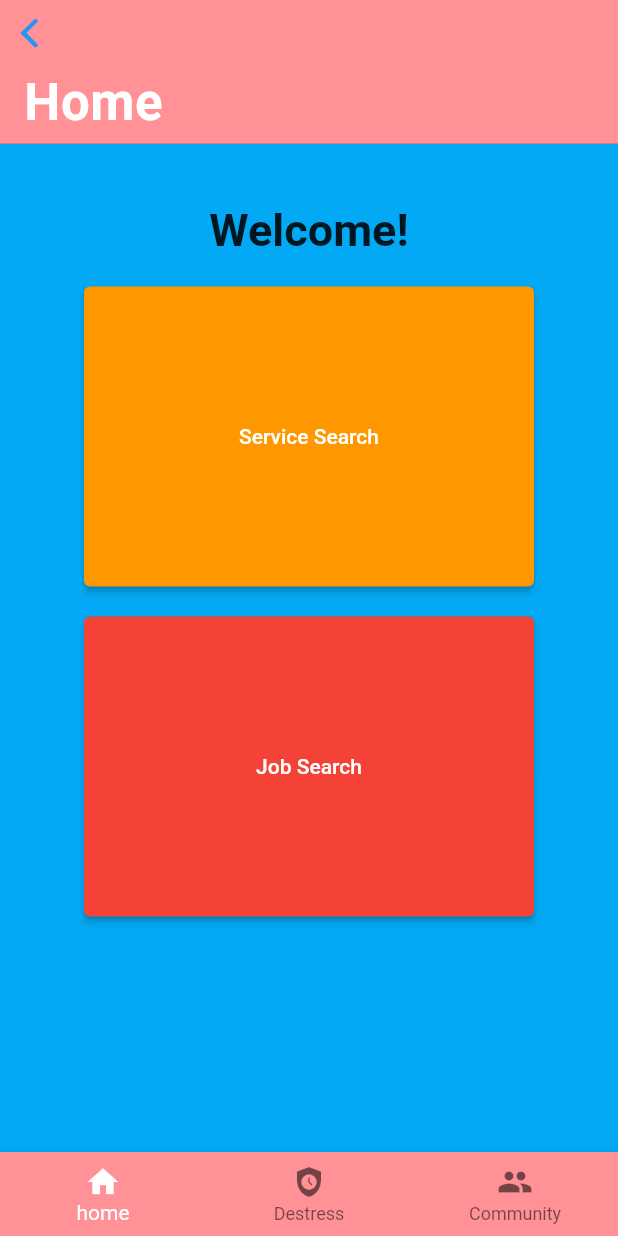
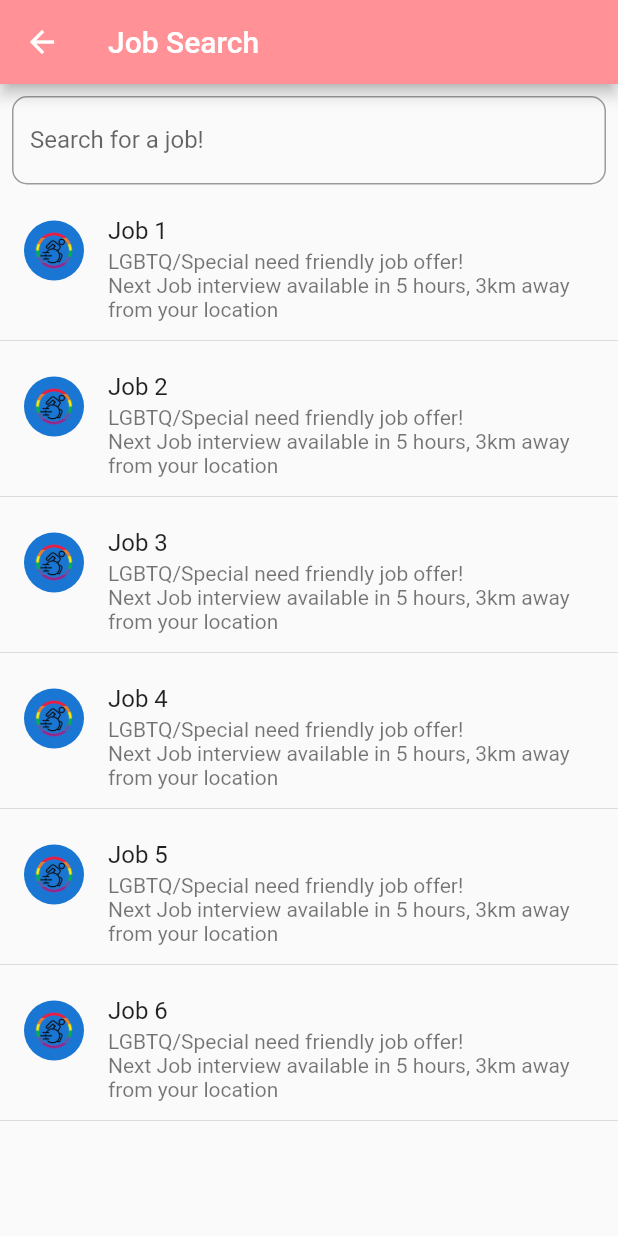
Before and after one commit to ashmitahaldar/HackathonProject, a Flutter app: the Manager screen opened directly, after a tap on "Job Search", on a phone screen of 412 x 824 dp. Run offline on Flutter 3.47's test engine with Material 2 defaults, Android fonts, the phone set to English and light mode, and no system bars; our stand-ins replace easy_sidemenu; Roboto replaces fonts that are missing (Avenir).

Commit message:
Job search

```diff
--- /dev/null
+++ b/lib/design/tile.dart
@@ -0,0 +1,29 @@
+import 'package:flutter/src/foundation/key.dart';
+import 'package:flutter/src/widgets/framework.dart';
+import "package:flutter/material.dart";
+
+class Tile extends StatelessWidget {
+  String name;
+  Tile({Key? key, required this.name}) : super(key: key);
+
+  @override
+  Widget build(BuildContext context) {
+    return Column(
+      children: [
+        ListTile(
+          title: Text(name),
+          isThreeLine: true,
+          subtitle: Text(
+              "LGBTQ/Special need friendly job offer!\nNext Job interview available in 5 hours, 3km away from your location"),
+          leading: CircleAvatar(
+              radius: 20,
+              foregroundImage: Image.asset(
+                "assets/hackathon-psg-removebg-preview.png",
+                scale: 100,
+              ).image),
+        ),
+        Divider(),
+      ],
+    );
+  }
+}
--- a/lib/screens/Manager.dart
+++ b/lib/screens/Manager.dart
@@ -4,6 +4,7 @@ import 'package:flutter/src/widgets/framework.dart';
 import 'package:flutter/material.dart';
 import 'package:psg_hackathon_project/screens/community.dart';
 import 'package:psg_hackathon_project/screens/home_page.dart';
+import 'package:psg_hackathon_project/screens/job_search.dart';
 
 import 'Destress.dart';
 
@@ -52,14 +53,20 @@ class _ManagerState extends State<Manager> {
         body: pages.elementAt(index),
       ),
       bottomNavigationBar: BottomNavigationBar(
-          backgroundColor: const Color(0xffff9197),
-          fixedColor: Colors.white,
+          selectedItemColor: const Color(0xff982D34),
           items: [
-            BottomNavigationBarItem(icon: Icon(Icons.home), label: "home"),
             BottomNavigationBarItem(
-                icon: Icon(Icons.safety_check), label: "Destress"),
+                icon: Icon(Icons.home),
+                label: "home",
+                backgroundColor: const Color(0xff982D34)),
             BottomNavigationBarItem(
-                icon: Icon(Icons.people), label: "Community"),
+                icon: Icon(Icons.safety_check),
+                label: "Destress",
+                backgroundColor: const Color(0xff982D34)),
+            BottomNavigationBarItem(
+                icon: Icon(Icons.people),
+                label: "Community",
+                backgroundColor: const Color(0xff982D34)),
           ],
           currentIndex: index,
           onTap: change),
--- a/lib/screens/community.dart
+++ b/lib/screens/community.dart
@@ -18,6 +18,7 @@ class _CommunityState extends State<Community> {
       backgroundColor: const Color(0xffFF6C61),
       body: Container(
           width: MediaQuery.of(context).size.width,
+          child: SingleChildScrollView(
             child: Column(
               crossAxisAlignment: CrossAxisAlignment.stretch,
               children: [
@@ -184,6 +185,7 @@ class _CommunityState extends State<Community> {
                   ),
                 ),
               ],
+            ),
           )),
     );
   }
--- a/lib/screens/home_page.dart
+++ b/lib/screens/home_page.dart
@@ -2,6 +2,7 @@ import 'package:flutter/cupertino.dart';
 import 'package:flutter/material.dart';
 import 'package:psg_hackathon_project/screens/Destress.dart';
 import 'package:psg_hackathon_project/screens/community.dart';
+import 'package:psg_hackathon_project/screens/job_search.dart';
 
 class HomePage extends StatefulWidget {
   HomePage({Key? key, required this.title}) : super(key: key);
@@ -16,14 +17,19 @@ class _HomePageState extends State<HomePage> {
   @override
   Widget build(BuildContext context) {
     return Scaffold(
-        backgroundColor: Colors.lightBlue, //const Color(0xffFF6C61),
-        body: Column(
+        backgroundColor: const Color(0xffFF6C61),
+        body: SingleChildScrollView(
+          child: Column(
             crossAxisAlignment: CrossAxisAlignment.center,
             children: <Widget>[
               SizedBox(height: 40),
 
-            const Text("Welcome!",
-              style: TextStyle(fontSize: 30, fontWeight: FontWeight.bold),
+              const Text(
+                "Welcome!",
+                style: TextStyle(
+                    fontSize: 30,
+                    fontWeight: FontWeight.bold,
+                    color: Colors.white),
               ),
 
               SizedBox(height: 20),
@@ -59,7 +65,10 @@ class _HomePageState extends State<HomePage> {
                 width: 300,
                 height: 200,
                 child: ElevatedButton(
-                onPressed: () {},
+                  onPressed: () {
+                    Navigator.push(context,
+                        MaterialPageRoute(builder: (context) => JobSearch()));
+                  },
                   child: Text("Job Search"),
                   style: ElevatedButton.styleFrom(primary: Colors.red),
                 ),
@@ -77,6 +86,7 @@ class _HomePageState extends State<HomePage> {
               //   ),
               // )
             ],
+          ),
         ));
   }
 }
--- /dev/null
+++ b/lib/screens/job_search.dart
@@ -0,0 +1,62 @@
+import 'package:flutter/material.dart';
+import 'package:psg_hackathon_project/design/tile.dart';
+
+class JobSearch extends StatefulWidget {
+  const JobSearch({Key? key}) : super(key: key);
+
+  @override
+  State<JobSearch> createState() => _JobSearchState();
+}
+
+class _JobSearchState extends State<JobSearch> {
+  final List<Tile> tiles = [
+    Tile(
+      name: "Job 1",
+    ),
+    Tile(
+      name: "Job 2",
+    ),
+    Tile(
+      name: "Job 3",
+    ),
+    Tile(
+      name: "Job 4",
+    ),
+    Tile(
+      name: "Job 5",
+    ),
+    Tile(
+      name: "Job 6",
+    ),
+  ];
+
+  @override
+  Widget build(BuildContext context) {
+    return Scaffold(
+      appBar: AppBar(
+        backgroundColor: const Color(0xffff9197),
+        title: Text("Job Search"),
+      ),
+      body: SingleChildScrollView(
+        child: Column(
+          children: [
+            const Padding(
+              padding: const EdgeInsets.all(8.0),
+              child: TextField(
+                decoration: InputDecoration(
+                    labelText: "Search for a job!",
+                    border: OutlineInputBorder(
+                        borderRadius: BorderRadius.all(Radius.circular(10)))),
+              ),
+            ),
+            ListView(
+              primary: false,
+              shrinkWrap: true,
+              children: tiles,
+            )
+          ],
+        ),
+      ),
+    );
+  }
+}
```
Lines whose indentation alone changed are shown as unchanged.
